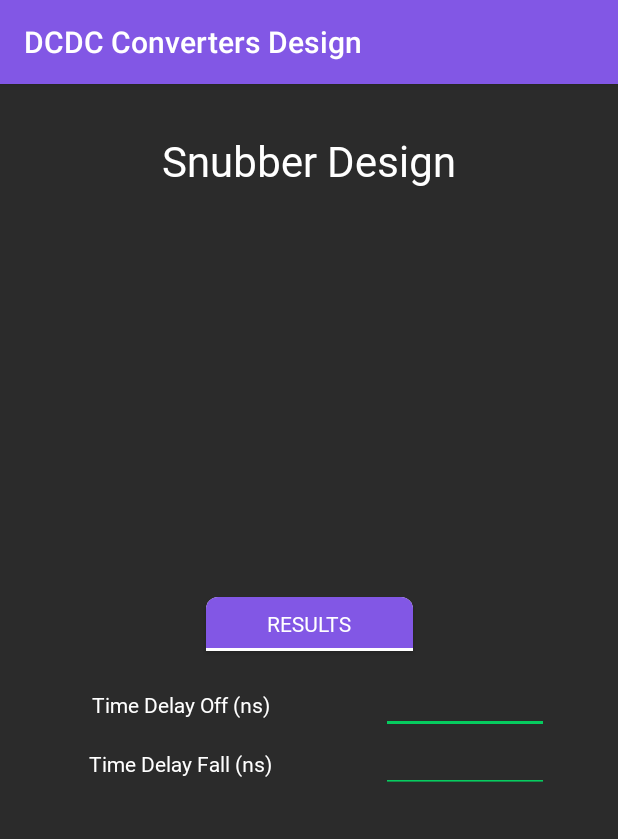
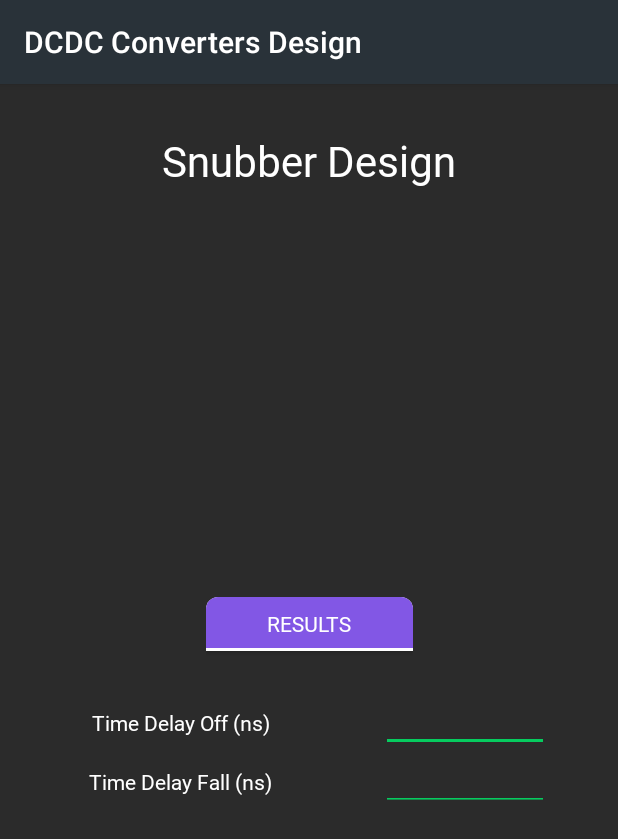
Before and after one commit to leonardoacr/dcdc-converters-design, an Android app: the SnubberDesign screen opened directly, with no data from a screen before it, on a phone screen of 412 x 824 dp. Shown: the top 839 px of the screen. Run offline under Robolectric (Android 15) with nearby library versions, the phone set to English and light mode, and no system bars.

Commit message:
Snubber Design ready

```diff
--- a/app/src/main/java/com/example/dcdcconvertersdesign/ConvertersReverse.java
+++ b/app/src/main/java/com/example/dcdcconvertersdesign/ConvertersReverse.java
@@ -1,5 +1,6 @@
 package com.example.dcdcconvertersdesign;
 
+import android.annotation.SuppressLint;
 import android.content.Intent;
 import android.os.Bundle;
 import androidx.appcompat.app.AppCompatActivity;
@@ -37,10 +38,7 @@ public class ConvertersReverse extends AppCompatActivity {
     private double capacitance;
     private double inductanceCritical;
     private boolean isCCM;
-
     private int flag;
-    private int flagReverse = 1;
-
     private TextView converterTitle;
     private TextView outputPowerText;
     private TextView rippleInductorCurrentText;
@@ -58,8 +56,9 @@ public class ConvertersReverse extends AppCompatActivity {
     private Button advancedBtn;
     private Button simulationBtn;
 
-    private String TAG = "ConvertersR";
+    private final String TAG = "ConvertersR";
 
+    @SuppressLint("SetTextI18n")
     @Override
     protected void onCreate(Bundle savedInstanceState) {
         super.onCreate(savedInstanceState);
@@ -121,6 +120,7 @@ public class ConvertersReverse extends AppCompatActivity {
         setFormattedValues();
     }
 
+    @SuppressLint("SetTextI18n")
     private void setLabels() {
         // Texts
         outputPowerText.setText("Power Output");
@@ -230,7 +230,8 @@ public class ConvertersReverse extends AppCompatActivity {
         data2.putDouble("DeltaIL", deltaInductorCurrent);
         data2.putDouble("DeltaVC", deltaCapacitorVoltage);
         data2.putDouble("ILrms", inductorCurrentRMS);
-        data2.putDouble("Flag", flag);
+        data2.putInt("Flag", flag);
+        final int flagReverse = 1;
         data2.putDouble("Flag_Reverse", flagReverse);
         intentAdvanced.putExtras(data2);
         startActivity( intentAdvanced );
--- a/app/src/main/java/com/example/dcdcconvertersdesign/SnubberDesign.java
+++ b/app/src/main/java/com/example/dcdcconvertersdesign/SnubberDesign.java
@@ -34,6 +34,7 @@ public class SnubberDesign extends AppCompatActivity {
     protected void onCreate(Bundle savedInstanceState) {
         super.onCreate(savedInstanceState);
         setContentView(R.layout.activity_snubber_design);
+        Helpers.setMinActionBar(this);
         createObjects();
 
         // Recovering data
@@ -61,27 +62,27 @@ public class SnubberDesign extends AppCompatActivity {
 
     public void createObjects() {
         // Text
-        capacitanceSnubberText = (TextView) findViewById(R.id.capacitance_snubber_text);
-        resistanceSnubberText = (TextView) findViewById(R.id.resistance_snubber_text);
-        powerSnubberText = (TextView) findViewById(R.id.power_snubber_text);
+        capacitanceSnubberText = findViewById(R.id.capacitance_snubber_text);
+        resistanceSnubberText = findViewById(R.id.resistance_snubber_text);
+        powerSnubberText = findViewById(R.id.power_snubber_text);
 
         // Get values from UI
-        capacitanceSnubberTextView = (TextView) findViewById(R.id.capacitance_snubber);
-        resistanceSnubberTextView = (TextView) findViewById(R.id.resistance_snubber);
-        powerSnubberTextView = (TextView) findViewById(R.id.power_snubber);
-        timeDelayOffEditText = (EditText) findViewById(R.id.time_delay_off);
-        timeDelayFallEditText = (EditText) findViewById(R.id.time_delay_fall);
+        capacitanceSnubberTextView = findViewById(R.id.capacitance_snubber);
+        resistanceSnubberTextView = findViewById(R.id.resistance_snubber);
+        powerSnubberTextView = findViewById(R.id.power_snubber);
+        timeDelayOffEditText = findViewById(R.id.time_delay_off);
+        timeDelayFallEditText = findViewById(R.id.time_delay_fall);
 
         // Toggle Button
-        resultsSnubber = (ToggleButton) findViewById(R.id.results_snubber);
+        resultsSnubber = findViewById(R.id.results_snubber);
 
         // Image
-        snubberImage = (ImageView) findViewById(R.id.snubber_image);
+        snubberImage = findViewById(R.id.snubber_image);
 
         // Layouts
-        resistanceSnubberLayout = (RelativeLayout) findViewById(R.id.resistance_snubber_layout);
-        capacitanceSnubberLayout = (RelativeLayout) findViewById(R.id.capacitance_snubber_layout);
-        powerSnubberLayout = (RelativeLayout) findViewById(R.id.power_snubber_layout);
+        resistanceSnubberLayout = findViewById(R.id.resistance_snubber_layout);
+        capacitanceSnubberLayout = findViewById(R.id.capacitance_snubber_layout);
+        powerSnubberLayout = findViewById(R.id.power_snubber_layout);
 
     }
 
--- a/app/src/main/res/layout/activity_snubber_design.xml
+++ b/app/src/main/res/layout/activity_snubber_design.xml
@@ -42,19 +42,30 @@
         app:layout_constraintTop_toBottomOf="@+id/snubber_title"
         tools:ignore="HardcodedText" />
 
-    <ToggleButton
-        android:id="@+id/results_snubber"
+    <FrameLayout
+        android:id="@+id/results_snubber_layout"
         android:layout_width="138dp"
-        android:layout_height="36dp"
+        android:layout_height="wrap_content"
+        android:minHeight="48dp"
         android:layout_marginTop="32dp"
-        android:text="RESULTS"
-        android:textOff="RESULTS"
-        android:textOn="RESULTS"
         app:layout_constraintEnd_toEndOf="parent"
         app:layout_constraintStart_toStartOf="parent"
-        android:background="@drawable/toggle_button"
-        android:fontFamily="@font/montserrat_regular"
-        app:layout_constraintTop_toBottomOf="@+id/snubber_image" />
+        app:layout_constraintTop_toBottomOf="@+id/snubber_image">
+
+        <ToggleButton
+            android:id="@+id/results_snubber"
+            android:layout_width="match_parent"
+            android:layout_height="36dp"
+            android:background="@drawable/toggle_button"
+            android:fontFamily="@font/montserrat_regular"
+            android:padding="6dp"
+            android:text="RESULTS"
+            android:textOff="RESULTS"
+            android:textOn="RESULTS" />
+
+    </FrameLayout>
+
+
 
     <TextView
         android:id="@+id/time_delay_fall_text"
@@ -78,7 +89,7 @@
         style="@style/MyInputText"
         android:layout_marginTop="16dp"
         app:layout_constraintStart_toStartOf="parent"
-        app:layout_constraintTop_toBottomOf="@+id/results_snubber"
+        app:layout_constraintTop_toBottomOf="@+id/results_snubber_layout"
         tools:ignore="HardcodedText" />
 
     <EditText
@@ -87,7 +98,7 @@
         android:layout_marginTop="16dp"
         app:layout_constraintEnd_toEndOf="parent"
         app:layout_constraintStart_toEndOf="@+id/time_delay_off_text"
-        app:layout_constraintTop_toBottomOf="@+id/results_snubber"
+        app:layout_constraintTop_toBottomOf="@+id/results_snubber_layout"
         app:layout_constraintVertical_chainStyle="spread_inside"
         tools:ignore="LabelFor"
         android:importantForAutofill="no" />
```
Lines whose indentation alone changed are shown as unchanged.
